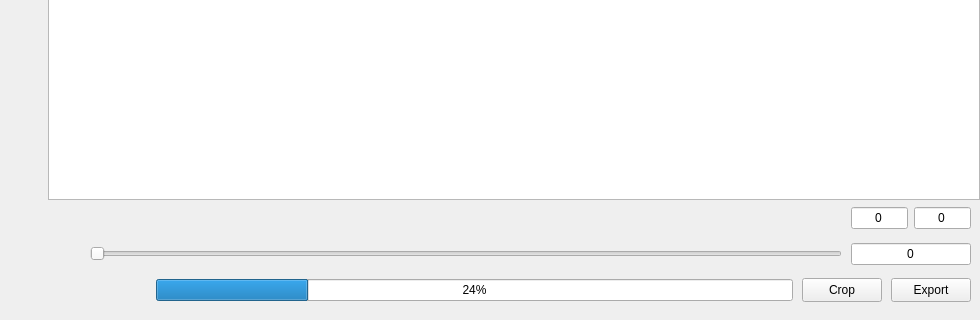
Qt form frontend/src/app/main_widget.ui (JaderoChan/ContentAwareImageCrop) before a commit; both pictures show x 0 to 980 and y 380 to 700 of the 980 by 700 pixel window.
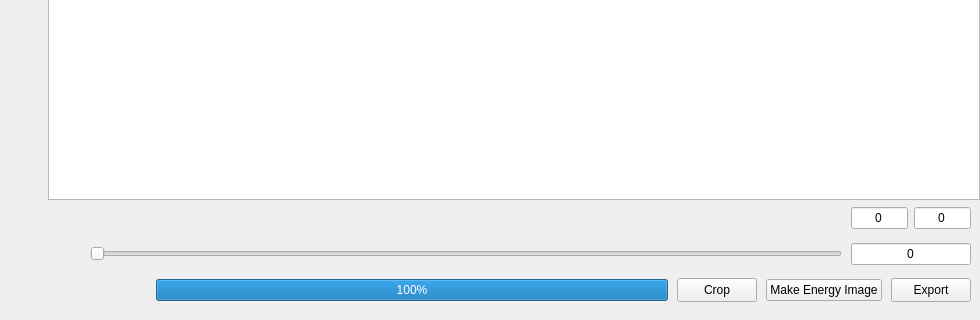
The same form after that commit. Icons and pictures are not drawn. Custom widgets are drawn as their Qt base class.

```diff
--- a/frontend/src/app/main_widget.ui
+++ b/frontend/src/app/main_widget.ui
@@ -780,7 +780,7 @@
                   <item>
                    <widget class="QProgressBar" name="progressBar">
                     <property name="value">
-                     <number>24</number>
+                     <number>100</number>
                     </property>
                     <property name="alignment">
                      <set>Qt::AlignCenter</set>
@@ -803,6 +803,13 @@
                  </property>
                 </widget>
                </item>
+               <item>
+                <widget class="QPushButton" name="makeEnergyImageButton">
+                 <property name="text">
+                  <string>Make Energy Image</string>
+                 </property>
+                </widget>
+               </item>
                <item>
                 <widget class="QPushButton" name="exportButton">
                  <property name="sizePolicy">
```
Left out of the diff: 22 changed lines with no effect on the pictures.
